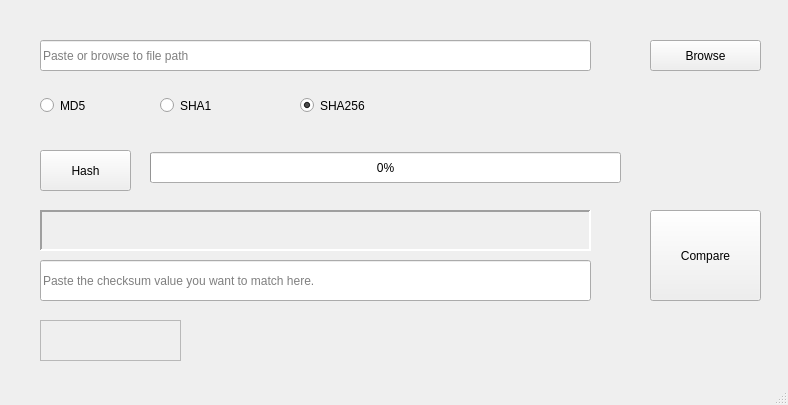
First picture: the form in hasher.ui, repository rikeijin/hasher, before the edit.
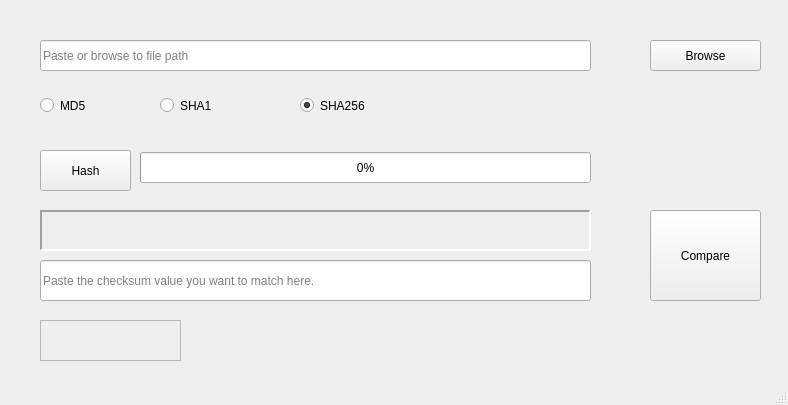
Second picture: the form after the edit.

Commit message: progress bar completed

```diff
--- a/hasher.ui
+++ b/hasher.ui
@@ -202,15 +202,18 @@
    <widget class="QProgressBar" name="progressBar">
     <property name="geometry">
      <rect>
-      <x>150</x>
+      <x>140</x>
       <y>152</y>
-      <width>471</width>
+      <width>451</width>
       <height>31</height>
      </rect>
     </property>
     <property name="value">
      <number>0</number>
     </property>
+    <property name="alignment">
+     <set>Qt::AlignCenter</set>
+    </property>
    </widget>
   </widget>
   <widget class="QMenuBar" name="menubar">
```
